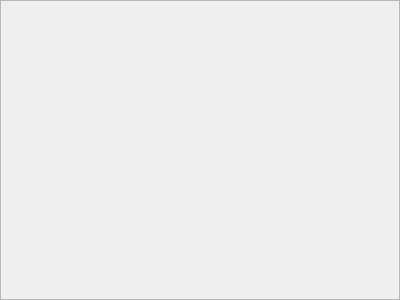
First picture: the form in task.ui, repository neverlandgy/teamhelper, before the edit.
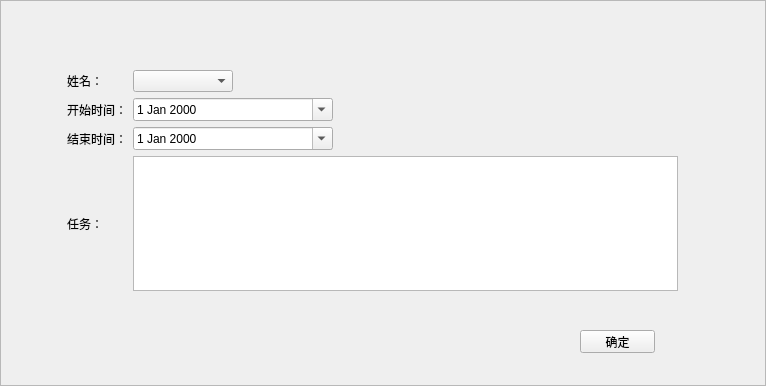
Second picture: the form after the edit.

Patch:
```diff
--- a/task.ui
+++ b/task.ui
@@ -9,8 +9,8 @@
    <rect>
     <x>0</x>
     <y>0</y>
-    <width>400</width>
-    <height>300</height>
+    <width>766</width>
+    <height>386</height>
    </rect>
   </property>
   <property name="frameShape">
@@ -19,5 +19,103 @@
   <property name="windowTitle">
    <string>Frame</string>
   </property>
+  <property name="frameShape">
+   <enum>QFrame::StyledPanel</enum>
+  </property>
+  <property name="frameShadow">
+   <enum>QFrame::Raised</enum>
+  </property>
+  <widget class="QPushButton" name="pushButton">
+   <property name="geometry">
+    <rect>
+     <x>580</x>
+     <y>330</y>
+     <width>75</width>
+     <height>23</height>
+    </rect>
+   </property>
+   <property name="text">
+    <string>确定</string>
+   </property>
+  </widget>
+  <widget class="QWidget" name="gridLayoutWidget">
+   <property name="geometry">
+    <rect>
+     <x>67</x>
+     <y>70</y>
+     <width>611</width>
+     <height>221</height>
+    </rect>
+   </property>
+   <layout class="QGridLayout" name="gridLayout">
+    <item row="0" column="0">
+     <widget class="QLabel" name="label">
+      <property name="text">
+       <string>姓名：</string>
+      </property>
+     </widget>
+    </item>
+    <item row="1" column="1">
+     <widget class="QDateEdit" name="dateEdit_start">
+      <property name="maximumSize">
+       <size>
+        <width>200</width>
+        <height>16777215</height>
+       </size>
+      </property>
+      <property name="calendarPopup">
+       <bool>true</bool>
+      </property>
+     </widget>
+    </item>
+    <item row="2" column="0">
+     <widget class="QLabel" name="label_3">
+      <property name="text">
+       <string>结束时间：</string>
+      </property>
+     </widget>
+    </item>
+    <item row="1" column="0">
+     <widget class="QLabel" name="label_2">
+      <property name="text">
+       <string>开始时间：</string>
+      </property>
+     </widget>
+    </item>
+    <item row="0" column="1">
+     <widget class="QComboBox" name="comboBox">
+      <property name="maximumSize">
+       <size>
+        <width>100</width>
+        <height>16777215</height>
+       </size>
+      </property>
+     </widget>
+    </item>
+    <item row="2" column="1">
+     <widget class="QDateEdit" name="dateEdit_end">
+      <property name="maximumSize">
+       <size>
+        <width>200</width>
+        <height>16777215</height>
+       </size>
+      </property>
+      <property name="calendarPopup">
+       <bool>true</bool>
+      </property>
+     </widget>
+    </item>
+    <item row="3" column="0">
+     <widget class="QLabel" name="label_4">
+      <property name="text">
+       <string>任务：</string>
+      </property>
+     </widget>
+    </item>
+    <item row="3" column="1">
+     <widget class="QTextEdit" name="textEdit"/>
+    </item>
+   </layout>
+  </widget>
  </widget>
 </ui>
```
Left out of the diff: 12 changed lines with no effect on the pictures.
